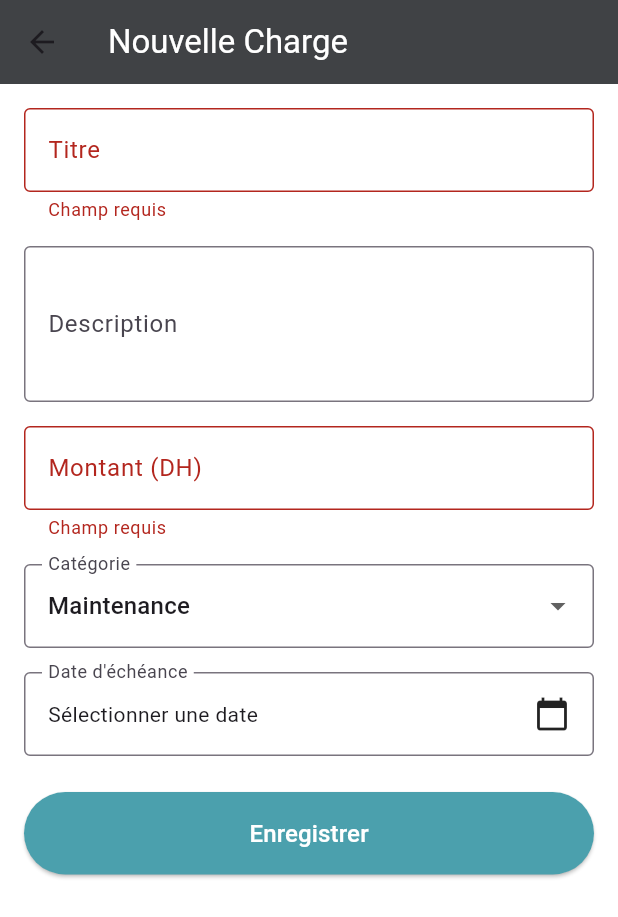
After one commit to ouchin55edcx/pfe_app, a Flutter app: the AddChargePage screen opened directly, after a tap on "Enregistrer", on a phone screen of 412 x 824 dp. The commit adds this screen. Shown: the top 917 px of the screen. Run offline on Flutter 3.47's test engine with Material 3 defaults, Android fonts, the phone set to English and light mode, and no system bars; our stand-ins replace fl_chart, get, image_picker, salomon_bottom_bar, shared_preferences, table_calendar; accounts and stored records are empty.

Commit message:
add chrge page

```diff
--- /dev/null
+++ b/lib/pages/add_charge_page.dart
@@ -0,0 +1,192 @@
+import 'package:flutter/material.dart';
+import '../services/api_service.dart';
+import 'package:intl/intl.dart';
+
+class AddChargePage extends StatefulWidget {
+  @override
+  _AddChargePageState createState() => _AddChargePageState();
+}
+
+class _AddChargePageState extends State<AddChargePage> {
+  final _formKey = GlobalKey<FormState>();
+  final _titleController = TextEditingController();
+  final _descriptionController = TextEditingController();
+  final _amountController = TextEditingController();
+  DateTime? _dueDate;
+  String _selectedCategory = 'Maintenance';
+  bool _isLoading = false;
+
+  final List<String> _categories = [
+    'Maintenance',
+    'Nettoyage',
+    'Sécurité',
+    'Électricité',
+    'Eau',
+    'Autre'
+  ];
+
+  Future<void> _selectDate(BuildContext context) async {
+    final DateTime? picked = await showDatePicker(
+      context: context,
+      initialDate: _dueDate ?? DateTime.now(),
+      firstDate: DateTime.now(),
+      lastDate: DateTime(2025),
+    );
+    if (picked != null && picked != _dueDate) {
+      setState(() {
+        _dueDate = picked;
+      });
+    }
+  }
+
+  Future<void> _saveCharge() async {
+    if (!_formKey.currentState!.validate()) return;
+    if (_dueDate == null) {
+      ScaffoldMessenger.of(context).showSnackBar(
+        SnackBar(content: Text('Veuillez sélectionner une date d\'échéance')),
+      );
+      return;
+    }
+
+    setState(() => _isLoading = true);
+
+    try {
+      final chargeData = {
+        'titre': _titleController.text,
+        'description': _descriptionController.text,
+        'montant': double.parse(_amountController.text),
+        'dateEcheance': DateFormat('yyyy-MM-dd').format(_dueDate!),
+        'categorie': _selectedCategory,
+        'statut': 'En attente',
+      };
+
+      await ApiService.createCharge(chargeData);
+      Navigator.pop(context, true);
+    } catch (e) {
+      ScaffoldMessenger.of(context).showSnackBar(
+        SnackBar(content: Text('Erreur lors de la création de la charge')),
+      );
+    } finally {
+      setState(() => _isLoading = false);
+    }
+  }
+
+  @override
+  Widget build(BuildContext context) {
+    return Scaffold(
+      appBar: AppBar(
+        title: Text(
+          'Nouvelle Charge',
+          style: TextStyle(color: Colors.white),
+        ),
+        backgroundColor: const Color.fromARGB(255, 64, 66, 69),
+      ),
+      body: _isLoading
+          ? Center(child: CircularProgressIndicator())
+          : SingleChildScrollView(
+              padding: EdgeInsets.all(16),
+              child: Form(
+                key: _formKey,
+                child: Column(
+                  crossAxisAlignment: CrossAxisAlignment.stretch,
+                  children: [
+                    TextFormField(
+                      controller: _titleController,
+                      decoration: InputDecoration(
+                        labelText: 'Titre',
+                        border: OutlineInputBorder(),
+                      ),
+                      validator: (value) =>
+                          value?.isEmpty == true ? 'Champ requis' : null,
+                    ),
+                    SizedBox(height: 16),
+                    TextFormField(
+                      controller: _descriptionController,
+                      decoration: InputDecoration(
+                        labelText: 'Description',
+                        border: OutlineInputBorder(),
+                      ),
+                      maxLines: 3,
+                    ),
+                    SizedBox(height: 16),
+                    TextFormField(
+                      controller: _amountController,
+                      decoration: InputDecoration(
+                        labelText: 'Montant (DH)',
+                        border: OutlineInputBorder(),
+                      ),
+                      keyboardType: TextInputType.number,
+                      validator: (value) {
+                        if (value?.isEmpty == true) return 'Champ requis';
+                        if (double.tryParse(value!) == null)
+                          return 'Montant invalide';
+                        return null;
+                      },
+                    ),
+                    SizedBox(height: 16),
+                    DropdownButtonFormField<String>(
+                      value: _selectedCategory,
+                      decoration: InputDecoration(
+                        labelText: 'Catégorie',
+                        border: OutlineInputBorder(),
+                      ),
+                      items: _categories
+                          .map((category) => DropdownMenuItem(
+                                value: category,
+                                child: Text(category),
+                              ))
+                          .toList(),
+                      onChanged: (value) {
+                        setState(() {
+                          _selectedCategory = value!;
+                        });
+                      },
+                    ),
+                    SizedBox(height: 16),
+                    InkWell(
+                      onTap: () => _selectDate(context),
+                      child: InputDecorator(
+                        decoration: InputDecoration(
+                          labelText: 'Date d\'échéance',
+                          border: OutlineInputBorder(),
+                        ),
+                        child: Row(
+                          mainAxisAlignment: MainAxisAlignment.spaceBetween,
+                          children: [
+                            Text(
+                              _dueDate == null
+                                  ? 'Sélectionner une date'
+                                  : DateFormat('dd/MM/yyyy').format(_dueDate!),
+                            ),
+                            Icon(Icons.calendar_today),
+                          ],
+                        ),
+                      ),
+                    ),
+                    SizedBox(height: 24),
+                    ElevatedButton(
+                      onPressed: _saveCharge,
+                      style: ElevatedButton.styleFrom(
+                        backgroundColor: const Color.fromARGB(255, 75, 160, 173),
+                        padding: EdgeInsets.symmetric(vertical: 16),
+                      ),
+                      child: Text(
+                        'Enregistrer',
+                        style: TextStyle(fontSize: 16, color: Colors.white),
+                      ),
+                    ),
+                  ],
+                ),
+              ),
+            ),
+    );
+  }
+
+  @override
+  void dispose() {
+    _titleController.dispose();
+    _descriptionController.dispose();
+    _amountController.dispose();
+    super.dispose();
+  }
+}
--- a/lib/pages/home_screen.dart
+++ b/lib/pages/home_screen.dart
@@ -4,6 +4,7 @@ import 'dashboard_page.dart';
 import 'schedule_meeting_page.dart';
 import 'OwnersListPage.dart';
 import 'settings_page.dart';
+import 'versement.dart';
 
 class HomeScreen extends StatefulWidget {
   @override
@@ -16,6 +17,7 @@ class _HomeScreenState extends State<HomeScreen> {
   final List<Widget> _pages = [
     DashboardPage(),
     OwnersListPage(),
+    VersementScreen(),
     ScheduleMeetingPage(),
     SettingsPage(),
   ];
--- a/lib/services/api_service.dart
+++ b/lib/services/api_service.dart
@@ -332,4 +332,26 @@ class ApiService {
       throw Exception('Error updating attendance: $e');
     }
   }
+
+  static Future<void> createCharge(Map<String, dynamic> chargeData) async {
+    try {
+      final token = await StorageService.getToken();
+      if (token == null) {
+        throw Exception('No authentication token found');
+      }
+
+      final response = await http.post(
+        Uri.parse('$baseUrl/charges'),
+        headers: _createAuthHeaders(token),
+        body: jsonEncode(chargeData),
+      );
+
+      if (response.statusCode != 201 && response.statusCode != 200) {
+        final errorData = jsonDecode(response.body);
+        throw Exception(errorData['message'] ?? 'Failed to create charge');
+      }
+    } catch (e) {
+      throw Exception('Error creating charge: $e');
+    }
+  }
 }
--- a/lib/widgets/custom_bottom_navbar.dart
+++ b/lib/widgets/custom_bottom_navbar.dart
@@ -5,10 +5,9 @@ class CustomBottomNavBar extends StatelessWidget {
   final Function(int) onTap;
 
   const CustomBottomNavBar({
-    Key? key,
     required this.currentIndex,
     required this.onTap,
-  }) : super(key: key);
+  });
 
   @override
   Widget build(BuildContext context) {
@@ -18,8 +17,8 @@ class CustomBottomNavBar extends StatelessWidget {
       type: BottomNavigationBarType.fixed,
       backgroundColor: const Color.fromARGB(255, 64, 66, 69),
       selectedItemColor: Colors.white,
-      unselectedItemColor: Colors.grey[400],
-      items: const [
+      unselectedItemColor: Colors.grey,
+      items: [
         BottomNavigationBarItem(
           icon: Icon(Icons.dashboard),
           label: 'Tableau de bord',
@@ -27,6 +26,10 @@ class CustomBottomNavBar extends StatelessWidget {
         BottomNavigationBarItem(
           icon: Icon(Icons.people),
           label: 'Propriétaires',
+        ),
+        BottomNavigationBarItem(
+          icon: Icon(Icons.account_balance_wallet),
+          label: 'Charges',
         ),
         BottomNavigationBarItem(
           icon: Icon(Icons.calendar_today),
--- a/pubspec.yaml
+++ b/pubspec.yaml
@@ -37,12 +37,13 @@ dependencies:
   fl_chart: ^0.70.2
 
   table_calendar: ^3.2.0
-  intl: ^0.17.0
+  intl: ^0.20.2  # Updated from ^0.17.0 to ^0.20.2
 
   get: ^4.7.2
   flutter_blur: ^0.0.2
   http: ^1.3.0
   shared_preferences: ^2.2.2
+
   # The following adds the Cupertino Icons font to your application.
   # Use with the CupertinoIcons class for iOS style icons.
 
```
Also changed, not shown: pubspec.lock.
